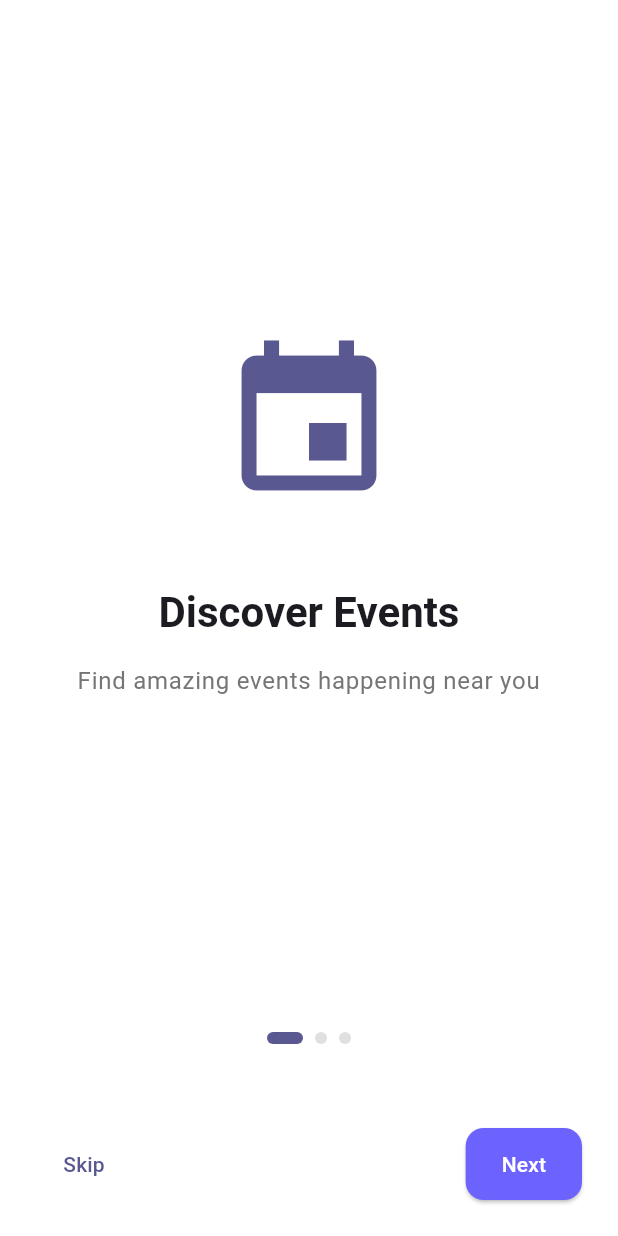
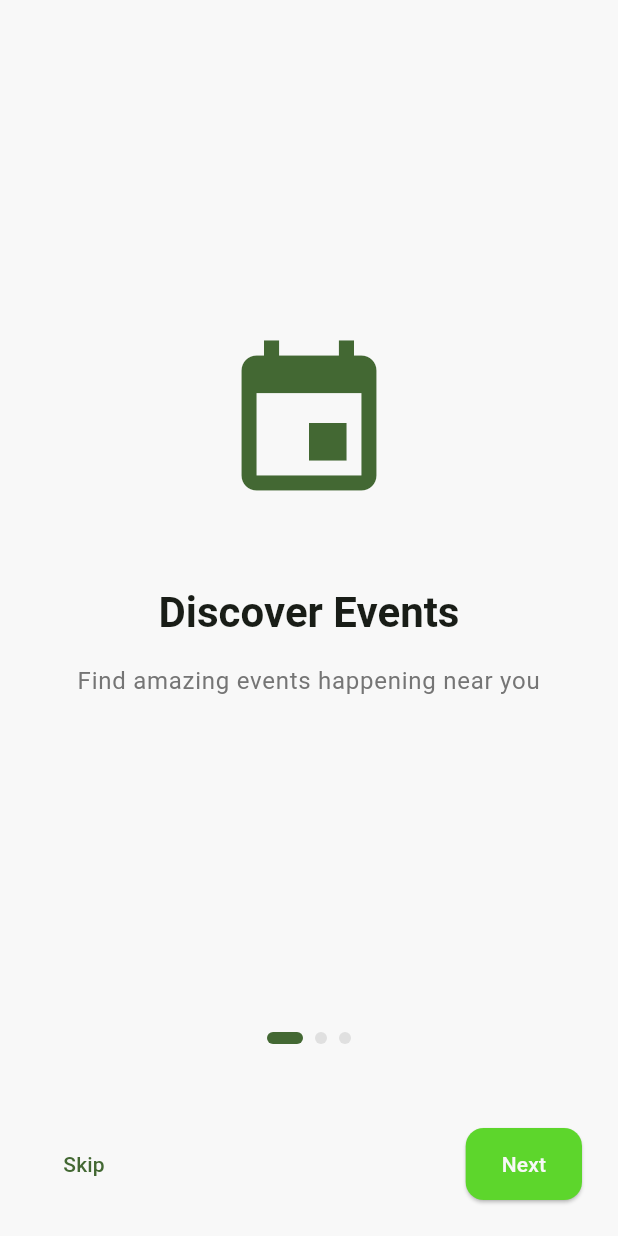
Before and after one commit to 24231-Brahim/pi-eventhub, a Flutter app: the screen it shows after launch, on a phone screen of 412 x 824 dp. Run offline on Flutter 3.47's test engine with Material 3 defaults, Android fonts, the phone set to English and light mode, and no system bars; our stand-ins replace bloc, connectivity_plus, csv, dartz, equatable, file_picker and 9 more; missing offline and left inert: mobile_scanner; accounts and stored records are empty.

Commit message:
24231-brahim

```diff
--- a/eventhub/lib/shared/themes/app_colors.dart
+++ b/eventhub/lib/shared/themes/app_colors.dart
@@ -3,13 +3,15 @@ import 'package:flutter/material.dart';
 class AppColors {
   AppColors._();
 
-  static const Color primary = Color(0xFF6C63FF);
-  static const Color accent = Color(0xFFFF6B35);
-  static const Color white = Color(0xFFFFFFFF);
-  static const Color black = Color(0xFF1A1A2E);
+  static const Color primary = Color(0xFF5DD62C);
+  static const Color primaryDark = Color(0xFF337418);
+  static const Color accent = Color(0xFF5DD62C);
+  static const Color white = Color(0xFFF8F8F8);
+  static const Color black = Color(0xFF0F0F0F);
   static const Color error = Color(0xFFE53935);
-  static const Color success = Color(0xFF4CAF50);
+  static const Color success = Color(0xFF5DD62C);
   static const Color warning = Color(0xFFFFC107);
-  static const Color surfaceLight = Color(0xFFF5F5F5);
-  static const Color surfaceDark = Color(0xFF121212);
+  static const Color surfaceLight = Color(0xFFF8F8F8);
+  static const Color surfaceDark = Color(0xFF0F0F0F);
+  static const Color surfaceCard = Color(0xFF202020);
 }
--- a/eventhub/lib/shared/themes/app_theme.dart
+++ b/eventhub/lib/shared/themes/app_theme.dart
@@ -58,7 +58,7 @@ class AppTheme {
   }
 
   static ThemeData get darkTheme {
-    return ThemeData(
+    return     ThemeData(
       useMaterial3: true,
       brightness: Brightness.dark,
       colorScheme: ColorScheme.fromSeed(
@@ -66,6 +66,7 @@ class AppTheme {
         brightness: Brightness.dark,
       ),
       scaffoldBackgroundColor: AppColors.surfaceDark,
+      cardColor: AppColors.surfaceCard,
       appBarTheme: const AppBarTheme(
         centerTitle: true,
         elevation: 0,
```
Also changed, not shown: 1 other file.
